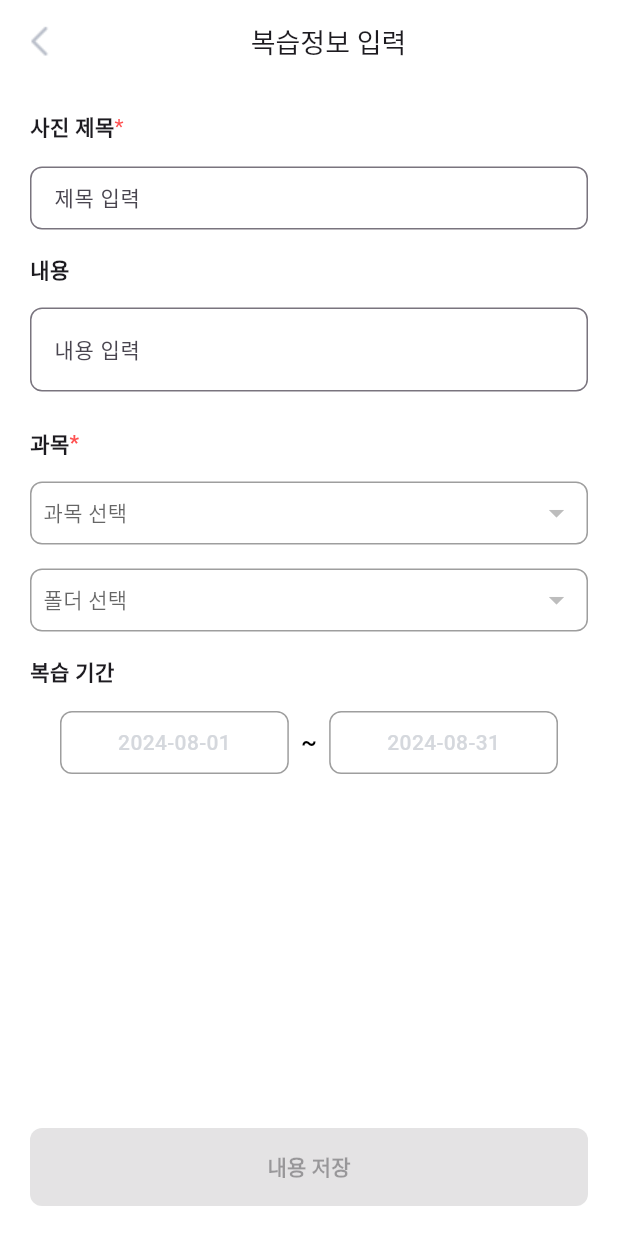
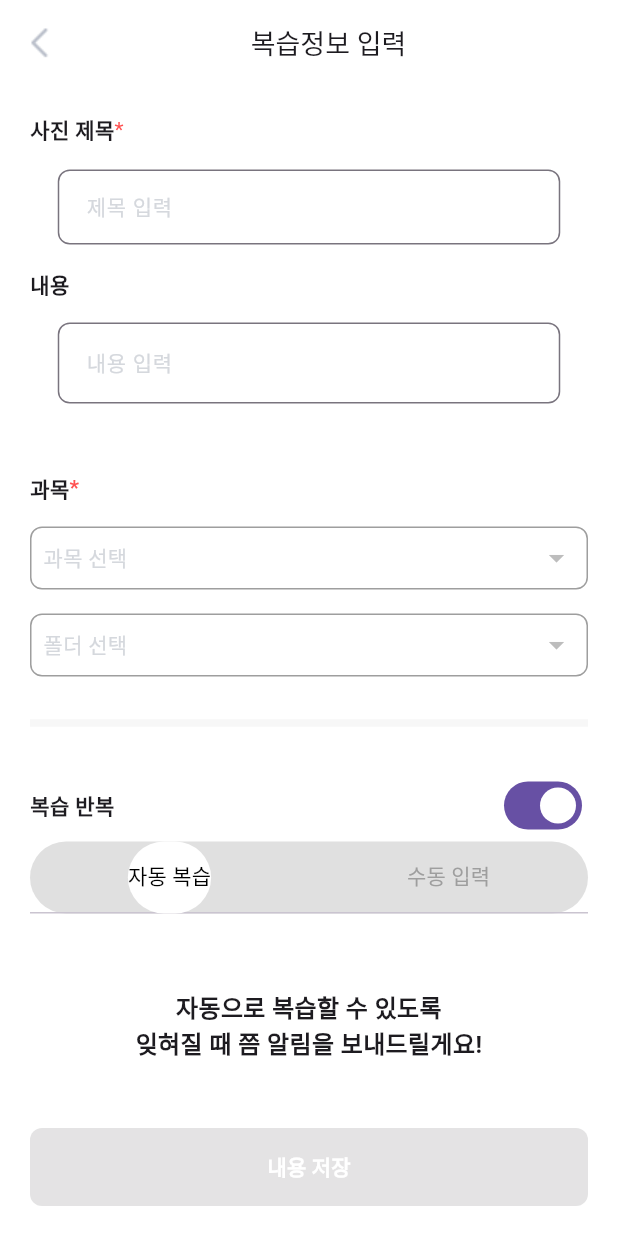
Before and after one commit to GOAT-WAAAM/WAAAM_FE, a Flutter app: the ReviewContent screen opened directly, on a phone screen of 412 x 824 dp. Run offline on Flutter 3.47's test engine with Material 3 defaults, Android fonts, the phone set to English and light mode, and no system bars; our stand-ins replace cached_network_image, camera, firebase_core, firebase_messaging, flutter_dotenv, flutter_secure_storage and 5 more; missing offline and left inert: kakao_flutter_sdk_user; accounts and stored records are empty; Roboto replaces fonts that are missing (Pretendard); project files that could hold a hidden picture were left out.

Commit message:
feat: review content ui

```diff
--- /dev/null
+++ b/lib/WriteContent/ManualReviewInput.dart
@@ -0,0 +1,15 @@
+import 'package:flutter/material.dart';
+
+class ManualInput extends StatefulWidget {
+  const ManualInput({super.key});
+
+  @override
+  State<ManualInput> createState() => _ManualInputState();
+}
+
+class _ManualInputState extends State<ManualInput> {
+  @override
+  Widget build(BuildContext context) {
+    return const Placeholder();
+  }
+}
--- a/lib/WriteContent/ReviewContent.dart
+++ b/lib/WriteContent/ReviewContent.dart
@@ -1,13 +1,10 @@
+// ReviewContent.dart
 import 'package:flutter/material.dart';
-import 'package:bocket_test/components/reviewPeriod.dart';
-import 'package:bocket_test/components/selectDays.dart';
-import 'package:bocket_test/components/selectTime.dart';
 import 'dart:convert';
 import 'package:http/http.dart' as http;
 
-import '../home_page/main_page.dart';
 import 'PreWrite.dart';
-
+import 'Tab.dart';
 class ReviewContent extends StatefulWidget {
   @override
   State<ReviewContent> createState() => _ReviewContentState();
@@ -26,12 +23,6 @@ class _ReviewContentState extends State<ReviewContent> {
   String? content;
   DateTime? startDate;
   DateTime? endDate;
-
-  @override
-  void initState() {
-    super.initState();
-    fetchSubjects();
-  }
 
   Future<void> fetchSubjects() async {
     try {
@@ -79,15 +70,14 @@ class _ReviewContentState extends State<ReviewContent> {
   @override
   Widget build(BuildContext context) {
     return Scaffold(
-      appBar: PreferredSize(
-        preferredSize: const Size.fromHeight(54),
-        child: AppBar(
-          leading: IconButton(onPressed:() {
+      backgroundColor: Colors.white,
+      appBar: AppBar(
+        leading: IconButton(onPressed: () {
           Navigator.pushReplacement(
             context,
-              MaterialPageRoute(builder: (context) => PreWrite()),
+            MaterialPageRoute(builder: (context) => PreWrite()), // Adjust as needed
           );
-          },icon: Image.asset('assets/image/left_chev.png')),
+        }, icon: Image.asset('assets/image/left_chev.png')),
         centerTitle: false,
         title: const Row(
           mainAxisAlignment: MainAxisAlignment.center,
@@ -101,7 +91,6 @@ class _ReviewContentState extends State<ReviewContent> {
         ),
         backgroundColor: Colors.white,
         elevation: 0,
-        ),
       ),
       body: Column(
         children: [
@@ -126,8 +115,8 @@ class _ReviewContentState extends State<ReviewContent> {
                   ),
                   const SizedBox(height: 16),
                   Container(
-                    width: double.infinity,
-                    height: 42,
+                    width: 335,
+                    height: 50,
                     child: TextField(
                       onChanged: (text) {
                         setState(() {
@@ -136,11 +125,14 @@ class _ReviewContentState extends State<ReviewContent> {
                       },
                       decoration: InputDecoration(
                         border: OutlineInputBorder(
-                            borderRadius: BorderRadius.all(Radius.circular(8))),
-                        labelText: '제목 입력',
-                        labelStyle: TextStyle(
+                          borderRadius: BorderRadius.all(Radius.circular(8)),
+                        ),
+                        contentPadding: EdgeInsets.symmetric(vertical: 15.0, horizontal: 15.0),
+                        hintText: '제목 입력',
+                        hintStyle: TextStyle(
                             fontSize: 14,
                             fontFamily: 'Pretendard',
+                            color: Color(0xFFD5D8DD)
                         ),
                       ),
                     ),
@@ -157,8 +149,8 @@ class _ReviewContentState extends State<ReviewContent> {
                   ),
                   const SizedBox(height: 16),
                   Container(
-                    width: double.infinity,
-                    height: 64,
+                    width: 335,
+                    height: 100,
                     child: TextField(
                       onChanged: (text) {
                         setState(() {
@@ -167,16 +159,19 @@ class _ReviewContentState extends State<ReviewContent> {
                       },
                       decoration: InputDecoration(
                         border: OutlineInputBorder(
-                            borderRadius: BorderRadius.all(Radius.circular(8))),
-                        labelText: '내용 입력',
-                        labelStyle: TextStyle(
+                          borderRadius: BorderRadius.all(Radius.circular(8)),
+                        ),
+                        contentPadding: EdgeInsets.symmetric(vertical: 15, horizontal: 15),
+                        hintText: '내용 입력',
+                        hintStyle: TextStyle(
                             fontSize: 14,
                             fontFamily: 'Pretendard',
+                            color: Color(0xFFD5D8DD)
                         ),
                       ),
+                      maxLines: null,
                     ),
                   ),
-                  const SizedBox(height: 16),
                   const Row(
                     children: [
                       Text('과목',
@@ -211,6 +206,7 @@ class _ReviewContentState extends State<ReviewContent> {
                           style: TextStyle(
                             fontSize: 14,
                             fontFamily: 'Pretendard',
+                            color: Color(0xFFD5D8DD),
                           ),
                         ),
                         value: selectedSubject,
@@ -256,6 +252,7 @@ class _ReviewContentState extends State<ReviewContent> {
                           style: TextStyle(
                               fontSize: 14,
                               fontFamily: 'Pretendard',
+                              color: Color(0xFFD5D8DD)
                           ),
                         ),
                         value: selectedFolder,
@@ -274,28 +271,9 @@ class _ReviewContentState extends State<ReviewContent> {
                     ),
                   ),
                   const SizedBox(height: 16),
-                  const Row(
-                    children: [
-                      Text('복습 기간',
-                          style: TextStyle(
-                              fontSize: 14,
-                              fontFamily: 'Pretendard',
-                              fontWeight: FontWeight.w600)),
-                    ],
-                  ),
+                  Divider(height: 30, color: Color(0xFFF7F7F7), thickness: 5,),
                   const SizedBox(height: 16),
-                  ReviewPeriod(
-                    initialStartDate: startDate ?? DateTime.now(),
-                    initialEndDate: endDate ?? DateTime.now().add(Duration(days: 30)),
-                    onDateRangeSelected: (startDate, endDate) {
-                      setState(() {
-                        this.startDate = startDate;
-                        this.endDate = endDate;
-                      });
-                      print('Selected start date: $startDate');
-                      print('Selected end date: $endDate');
-                    },
-                  ),
+                  TabBarCmp(), // Include TabBarCmp here
                 ],
               ),
             ),
@@ -310,7 +288,7 @@ class _ReviewContentState extends State<ReviewContent> {
               } : null,
               child: Text('내용 저장',
                   style: TextStyle(
-
+                      color: Colors.white,
                       fontSize: 14,
                       fontFamily: 'Pretendard',
                       fontWeight: FontWeight.w600)),
--- /dev/null
+++ b/lib/WriteContent/Tab.dart
@@ -0,0 +1,86 @@
+// TabBarCmp.dart
+import 'package:flutter/material.dart';
+
+class TabBarCmp extends StatefulWidget {
+  @override
+  _TabBarCmpState createState() => _TabBarCmpState();
+}
+
+class _TabBarCmpState extends State<TabBarCmp> with SingleTickerProviderStateMixin {
+  bool isSwitchOn = true;
+  late TabController _tabController;
+
+  @override
+  void initState() {
+    super.initState();
+    _tabController = TabController(length: 2, vsync: this);
+  }
+
+  @override
+  void dispose() {
+    _tabController.dispose();
+    super.dispose();
+  }
+
+  @override
+  Widget build(BuildContext context) {
+    return Column(
+      children: [
+        Row(
+          mainAxisAlignment: MainAxisAlignment.spaceBetween,
+          children: [
+            Text('복습 반복',
+                style: TextStyle(
+                    fontSize: 14,
+                    fontFamily: 'Pretendard',
+                    fontWeight: FontWeight.w600)),
+            Switch(
+              value: isSwitchOn,
+              onChanged: (value) {
+                setState(() {
+                  isSwitchOn = value;
+                });
+              },
+            ),
+          ],
+        ),
+        Visibility(
+          visible: isSwitchOn,
+          child: Column(
+            children: [
+              Container(
+                decoration: BoxDecoration(
+                  color: Colors.grey[300],
+                  borderRadius: BorderRadius.circular(25.0),
+                ),
+                child: TabBar(
+                  controller: _tabController,
+                  indicator: BoxDecoration(
+                    color: Colors.white,
+                    borderRadius: BorderRadius.circular(25.0),
+                  ),
+                  labelColor: Colors.black,
+                  unselectedLabelColor: Colors.grey,
+                  tabs: [
+                    Tab(text: '자동 복습'),
+                    Tab(text: '수동 입력'),
+                  ],
+                ),
+              ),
+              SizedBox(
+                height: 150, // Adjust height as needed
+                child: TabBarView(
+                  controller: _tabController,
+                  children: [
+                    Center(child: Text('자동으로 복습할 수 있도록\n잊혀질 때 쯤 알림을 보내드릴게요!', textAlign:TextAlign.center, style: TextStyle(fontSize: 16, fontWeight: FontWeight.w600)),),
+                    Center(child: Text('수동 입력 내용')),
+                  ],
+                ),
+              ),
+            ],
+          ),
+        ),
+      ],
+    );
+  }
+}
--- a/lib/main.dart
+++ b/lib/main.dart
@@ -38,7 +38,7 @@ class MyApp extends StatelessWidget {
       debugShowCheckedModeBanner: false,
       title: 'Waaam',
       theme: ThemeData(scaffoldBackgroundColor: Colors.white),
-      home: PreWrite(),
+      home: ReviewContent(),
 
     );
   }
```
Lines whose indentation alone changed are shown as unchanged.
